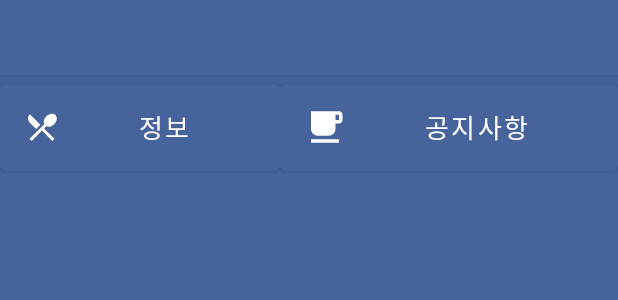
After one commit to JaeYeong-Li/Realtime-Sales-Information-System, an Android app: the layout activity_storeinfo.xml on its own in the app's theme, with its tools: preview values and no code run, on a phone screen of 412 x 824 dp. The commit adds this screen. Shown: the top 300 px of the screen. Run offline under Robolectric (Android 15) with nearby library versions, the phone set to English and light mode, and no system bars.

Commit message:
가게 정보, 글 작성(미완성)

```diff
--- a/app/build.gradle
+++ b/app/build.gradle
@@ -34,6 +34,7 @@ dependencies {
     implementation 'androidx.appcompat:appcompat:1.2.0'
     implementation 'com.google.android.material:material:1.1.0'
     implementation 'androidx.constraintlayout:constraintlayout:2.0.4'
+    implementation 'com.github.appsfeature:html-editor:1.1'
     testImplementation 'junit:junit:4.+'
     androidTestImplementation 'androidx.test.ext:junit:1.1.2'
     androidTestImplementation 'androidx.test.espresso:espresso-core:3.3.0'
--- a/app/src/main/AndroidManifest.xml
+++ b/app/src/main/AndroidManifest.xml
@@ -24,7 +24,9 @@ package="com.example.SWDesign_Team3_2020">
     <activity android:name=".SignUpActivity" />
     <activity android:name=".LogInActivity"/>
     <activity android:name=".Search_Calender"/>
-    <activity android:name=".CurLocationActivity">
+    <activity android:name=".CurLocationActivity"/>
+    <activity android:name=".StoreInfoActivity"/>
+    <activity android:name=".WriteContent">
 
     <intent-filter>
         <action android:name="android.intent.action.MAIN" />
--- /dev/null
+++ b/app/src/main/res/layout/activity_storeinfo.xml
@@ -0,0 +1,62 @@
+<?xml version="1.0" encoding="utf-8"?>
+<androidx.drawerlayout.widget.DrawerLayout xmlns:android="http://schemas.android.com/apk/res/android"
+    xmlns:app="http://schemas.android.com/apk/res-auto"
+    xmlns:tools="http://schemas.android.com/tools"
+    android:id="@+id/drawer_layout"
+    android:background="@color/blue"
+    android:layout_width="match_parent"
+    android:layout_height="match_parent">
+    <LinearLayout
+        android:layout_width="match_parent"
+        android:layout_height="match_parent"
+        tools:context=".CurLocationActivity"
+        android:orientation="vertical"
+        >
+        <include
+            layout="@layout/toolbar"
+            android:id="@+id/toolbar" />
+        <LinearLayout
+            android:layout_width="match_parent"
+            android:layout_height="wrap_content"
+            android:orientation="horizontal"
+            android:backgroundTint="@color/blue"
+            >
+            <Button
+                android:layout_width="wrap_content"
+                android:layout_height="70dp"
+                android:layout_weight="1"
+                android:id="@+id/Button_info"
+                android:drawableLeft="@drawable/ic_baseline_restaurant_menu_24"
+                android:text="정보"
+                android:textSize="17dp"
+                android:backgroundTint="@color/blue"
+                android:onClick="clickHandler"/>
+            <Button
+                android:layout_width="wrap_content"
+                android:layout_height="70dp"
+                android:layout_weight="1"
+                android:id="@+id/Button_Cafe"
+                android:drawableLeft="@drawable/ic_baseline_local_cafe_24"
+                android:text="공지사항"
+                android:textSize="17dp"
+                android:backgroundTint="@color/blue"
+                android:onClick="clickHandler"/>
+
+        </LinearLayout>
+
+        <androidx.recyclerview.widget.RecyclerView
+            android:layout_width="match_parent"
+            android:layout_height="match_parent" />
+
+    </LinearLayout>
+    <com.google.android.material.navigation.NavigationView
+        android:id="@+id/nav_view"
+        android:layout_width="wrap_content"
+        android:layout_height="match_parent"
+        android:layout_gravity="start"
+        android:fitsSystemWindows="true"
+        app:headerLayout="@layout/navi_header"
+        app:menu="@menu/navi_menu" />
+
+
+</androidx.drawerlayout.widget.DrawerLayout>
--- a/app/src/main/res/menu/navi_menu.xml
+++ b/app/src/main/res/menu/navi_menu.xml
@@ -19,5 +19,11 @@
             style="@style/TextAppearance.AppCompat.Widget.ActionBar.Title"
             android:title="로그아웃"
             />
+        <item
+            android:id="@+id/storeinfo"
+            android:icon="@drawable/ic_launcher_foreground"
+            style="@style/TextAppearance.AppCompat.Widget.ActionBar.Title"
+            android:title="가게 정보"
+            />
     </group>
 </menu>
--- a/build.gradle
+++ b/build.gradle
@@ -14,6 +14,9 @@ buildscript {
 
 allprojects {
     repositories {
+        maven{
+            url "https://jitpack.io"
+        }
         google()
         jcenter()
     }
```
Also changed, not shown: app/src/main/java/com/example/SWDesign_Team3_2020/StoreInfoActivity.java (added, +18 -0 lines), app/src/main/java/com/example/SWDesign_Team3_2020/WriteContent.java (added, +18 -0 lines), app/src/main/res/layout/activity_writecontent.xml (added, +10 -0 lines).
